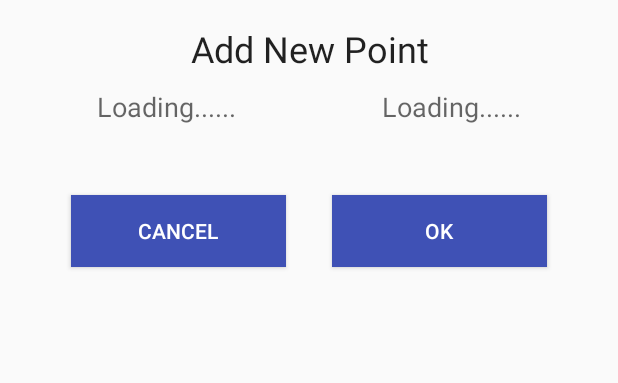
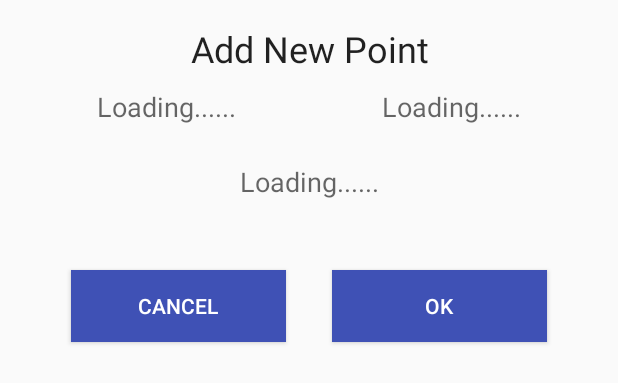
Before and after one commit to JabaHum/MainPolygon, an Android app: the layout add_new_point_dialog.xml on its own in the app's theme, with its tools: preview values and no code run, on a phone screen of 412 x 824 dp. Shown: the top 383 px of the screen. Run offline under Robolectric (Android 15) with nearby library versions, the phone set to English and light mode, and no system bars.

```diff
--- a/app/src/main/res/layout/add_new_point_dialog.xml
+++ b/app/src/main/res/layout/add_new_point_dialog.xml
@@ -42,6 +42,25 @@
         </LinearLayout>
 
 
+        <LinearLayout
+            android:orientation="horizontal"
+            android:layout_weight="2"
+            android:layout_width="match_parent"
+            android:layout_height="50dp">
+            <TextView
+                android:id="@+id/gps_accuracy"
+                android:layout_width="match_parent"
+                android:layout_weight="1"
+                android:layout_height="wrap_content"
+                android:layout_marginTop="10dp"
+                android:text="Loading......"
+                android:textAlignment="center"
+                android:textAppearance="@style/TextAppearance.AppCompat.Medium" />
+
+
+        </LinearLayout>
+
+
 
         <LinearLayout
             android:layout_width="match_parent"
```
Also changed, not shown: app/src/main/java/com/example/mainpolygon/MainActivity.java (+129 -11 lines), app/src/main/java/com/example/mainpolygon/Points.java (+7 -0 lines).
